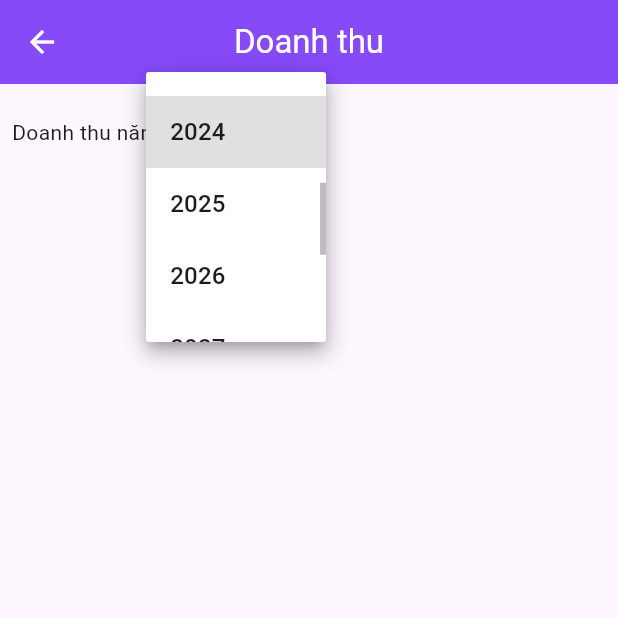
After one commit to Binh00001/august_project, a Flutter app: the RevenuePage screen opened directly, after a tap on an icon or button, on a phone screen of 412 x 824 dp, the top half of it. The commit adds this screen. Run offline on Flutter 3.47's test engine with Material 3 defaults, Android fonts, the phone set to English and light mode, and no system bars; our stand-ins replace bloc, dio, easy_localization, equatable, flutter_bloc, image_picker and 4 more; missing offline and left inert: esc_pos_printer_plus, esc_pos_utils_plus; accounts and stored records are empty; network calls fail.

Commit message:
add revenue part 1

```diff
--- /dev/null
+++ b/lib/blocs/get_revenue/revenue_bloc.dart
@@ -0,0 +1,24 @@
+import 'package:flutter_bloc/flutter_bloc.dart';
+import 'package:flutter_project_august/blocs/get_revenue/revenue_event.dart';
+import 'package:flutter_project_august/blocs/get_revenue/revenue_state.dart';
+import 'package:flutter_project_august/models/revenue_model.dart';
+import 'package:flutter_project_august/repo/revenue_repo.dart';
+
+class RevenueBloc extends Bloc<RevenueEvent, RevenueState> {
+  final RevenueRepo repo;
+
+  RevenueBloc({required this.repo}) : super(RevenueInitial()) {
+    on<LoadRevenues>(_onLoadRevenues);
+  }
+
+  Future<void> _onLoadRevenues(
+      LoadRevenues event, Emitter<RevenueState> emit) async {
+    emit(RevenueLoading());
+    try {
+      final List<Revenue> revenues = await repo.fetchRevenueData(event.year);
+      emit(RevenueLoaded(revenues));
+    } catch (e) {
+      emit(RevenueError(e.toString()));
+    }
+  }
+}
--- /dev/null
+++ b/lib/blocs/get_revenue/revenue_event.dart
@@ -0,0 +1,7 @@
+abstract class RevenueEvent {}
+
+class LoadRevenues extends RevenueEvent {
+  final int year;
+
+  LoadRevenues({required this.year});
+}
--- /dev/null
+++ b/lib/blocs/get_revenue/revenue_state.dart
@@ -0,0 +1,17 @@
+import 'package:flutter_project_august/models/revenue_model.dart';
+
+abstract class RevenueState {}
+
+class RevenueInitial extends RevenueState {}
+
+class RevenueLoading extends RevenueState {}
+
+class RevenueLoaded extends RevenueState {
+  final List<Revenue> revenues;
+  RevenueLoaded(this.revenues);
+}
+
+class RevenueError extends RevenueState {
+  final String message;
+  RevenueError(this.message);
+}
--- /dev/null
+++ b/lib/models/revenue_model.dart
@@ -0,0 +1,23 @@
+class Revenue {
+  String month;
+  int revenue;
+
+  Revenue({
+    required this.month,
+    required this.revenue,
+  });
+
+  factory Revenue.fromJson(Map<String, dynamic> json) {
+    return Revenue(
+      month: json['month'],
+      revenue: json['revenue'],
+    );
+  }
+
+  Map<String, dynamic> toJson() {
+    return {
+      'month': month,
+      'revenue': revenue,
+    };
+  }
+}
--- /dev/null
+++ b/lib/page/feature_page/revenue_page.dart
@@ -0,0 +1,89 @@
+import 'package:flutter/material.dart';
+import 'package:flutter_bloc/flutter_bloc.dart';
+import 'package:flutter_project_august/blocs/get_revenue/revenue_bloc.dart';
+import 'package:flutter_project_august/blocs/get_revenue/revenue_event.dart';
+import 'package:flutter_project_august/utill/color-theme.dart';
+
+class RevenuePage extends StatefulWidget {
+  @override
+  _RevenuePageState createState() => _RevenuePageState();
+}
+
+class _RevenuePageState extends State<RevenuePage> {
+  int? selectedYear;
+  List<int> yearOptions = [];
+
+  @override
+  void initState() {
+    super.initState();
+    // Calculate year options
+    int currentYear = DateTime.now().year;
+    for (int i = currentYear - 10; i <= currentYear + 10; i++) {
+      yearOptions.add(i);
+    }
+    selectedYear = currentYear; // Set the current year as default
+    // Load initial revenue data for the current year
+    // You might want to trigger an event to your BLoC here if your data depends on the year
+  }
+
+  @override
+  Widget build(BuildContext context) {
+    return Scaffold(
+      appBar: AppBar(
+        title: const Text('Doanh thu'),
+        backgroundColor:
+            AppColors.primary, // Assuming AppColors.primary is blue
+        foregroundColor:
+            AppColors.onPrimary, // Assuming AppColors.onPrimary is white
+        centerTitle: true,
+      ),
+      body: Column(
+        children: [
+          Padding(
+            padding: const EdgeInsets.all(8.0),
+            child: Row(
+              children: [
+                const Row(
+                  mainAxisAlignment: MainAxisAlignment.end,
+                  children: [
+                    Text("Doanh thu năm: "),
+                  ],
+                ),
+                SizedBox(width: 80, child: _buildYearDropdown()),
+              ],
+            ),
+          ),
+        ],
+      ),
+    );
+  }
+
+  Widget _buildYearDropdown() {
+    return DropdownButton<int>(
+      menuMaxHeight: 180,
+      value: selectedYear,
+      onChanged: (int? newValue) {
+        setState(() {
+          selectedYear = newValue;
+        });
+        BlocProvider.of<RevenueBloc>(context)
+            .add(LoadRevenues(year: newValue ?? DateTime.now().year));
+        // Trigger a BLoC event to fetch data for the selected year
+      },
+      items: yearOptions.map<DropdownMenuItem<int>>((int value) {
+        return DropdownMenuItem<int>(
+          value: value,
+          child: Text(value.toString()),
+        );
+      }).toList(),
+      underline: Container(
+        height: 0, // Removes underline
+      ),
+      icon: const Icon(Icons.arrow_downward, size: 16), // Smaller icon size
+
+      isExpanded:
+          true, // Ensures the dropdown is as wide as the parent container
+      dropdownColor: Colors.white,
+    );
+  }
+}
--- a/lib/page/feature_page/statistic_page.dart
+++ b/lib/page/feature_page/statistic_page.dart
@@ -1,8 +1,8 @@
 import 'package:flutter/material.dart';
 import 'package:flutter_bloc/flutter_bloc.dart';
-import 'package:flutter_project_august/blocs/statistic/statistic_bloc.dart';
-import 'package:flutter_project_august/blocs/statistic/statistic_event.dart';
-import 'package:flutter_project_august/blocs/statistic/statistic_state.dart';
+import 'package:flutter_project_august/blocs/get_statistic/statistic_bloc.dart';
+import 'package:flutter_project_august/blocs/get_statistic/statistic_event.dart';
+import 'package:flutter_project_august/blocs/get_statistic/statistic_state.dart';
 import 'package:flutter_project_august/utill/color-theme.dart';
 import 'package:intl/intl.dart';
 
--- a/lib/page/main_page/sub_page/home_screen.dart
+++ b/lib/page/main_page/sub_page/home_screen.dart
@@ -2,6 +2,7 @@ import 'package:flutter/material.dart';
 import 'package:flutter_project_august/models/user_model.dart';
 import 'package:flutter_project_august/page/feature_page/order_list.dart';
 import 'package:flutter_project_august/page/feature_page/product_list.dart';
+import 'package:flutter_project_august/page/feature_page/revenue_page.dart';
 import 'package:flutter_project_august/page/feature_page/statistic_page.dart';
 import 'package:flutter_project_august/page/feature_page/task_page.dart';
 import 'package:flutter_project_august/utill/app_constants.dart';
@@ -103,6 +104,10 @@ class _HomeScreenState extends State<HomeScreen> {
                         icon: Icons.attach_money,
                         title: 'Doanh thu',
                         onTap: () {
+                          Navigator.of(context).push(
+                            MaterialPageRoute(
+                                builder: (context) => RevenuePage()),
+                          );
                           // Handle tap
                         },
                       ),
--- a/pubspec.yaml
+++ b/pubspec.yaml
@@ -40,6 +40,7 @@ dependencies:
   esc_pos_utils_plus: ^2.0.3
   mime: ^1.0.5
   http_parser: ^4.0.2
+  fl_chart: ^0.69.0
 
 dev_dependencies:
   flutter_test:
```
Also changed, not shown: lib/main.dart (+7 -1 lines), lib/repo/revenue_repo.dart (+20 -0 lines), lib/blocs/get_statistic/statistic_bloc.dart (renamed from lib/blocs/statistic/statistic_bloc.dart), lib/blocs/get_statistic/statistic_event.dart (renamed from lib/blocs/statistic/statistic_event.dart), lib/blocs/get_statistic/statistic_state.dart (renamed from lib/blocs/statistic/statistic_state.dart), pubspec.lock.
